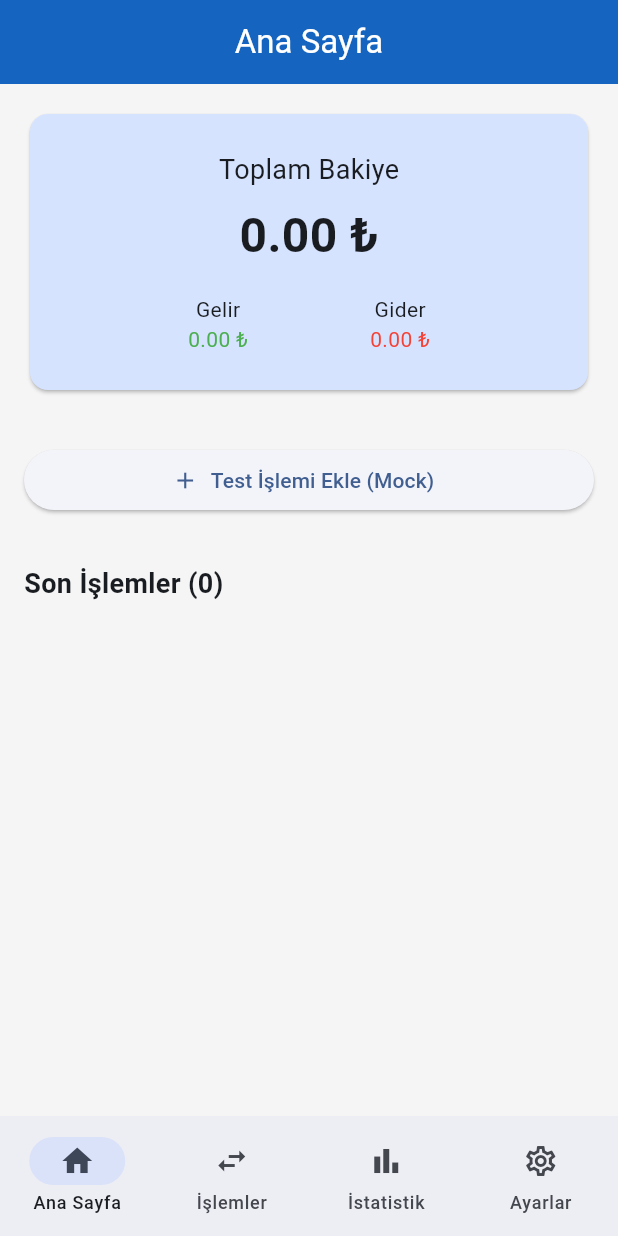
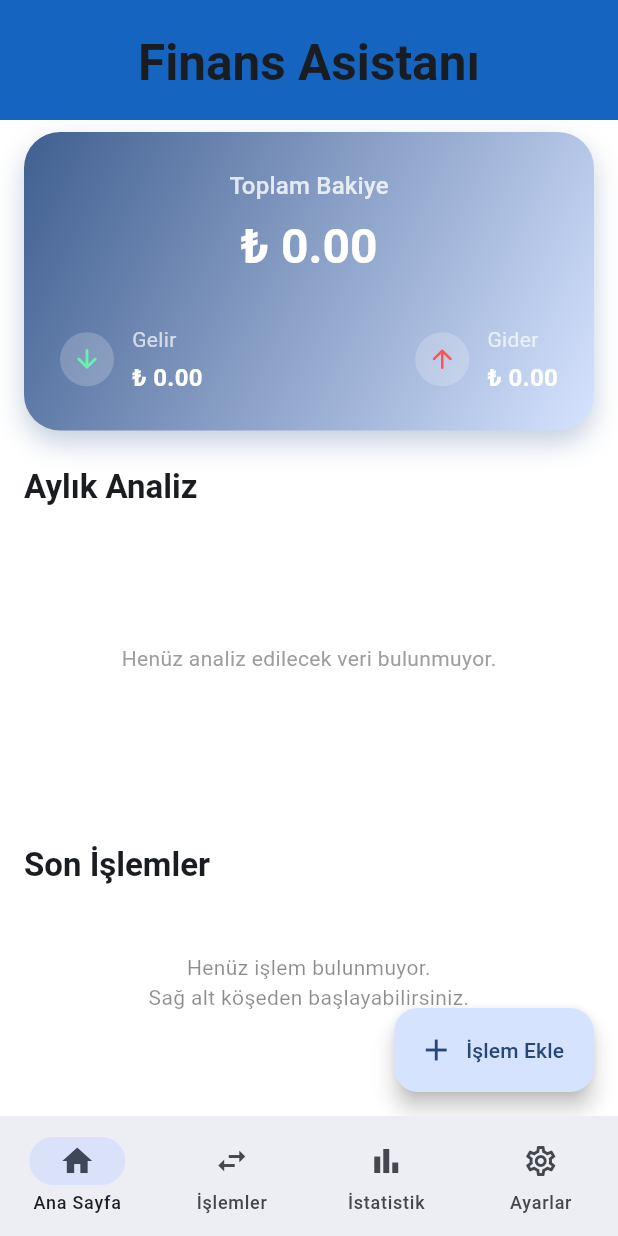
Before and after one commit to FurkanOguzgoksu/finans_app, a Flutter app: the screen it shows after launch, on a phone screen of 412 x 824 dp. Run offline on Flutter 3.47's test engine with Material 3 defaults, Android fonts, the phone set to English and light mode, and no system bars; our stand-ins replace cloud_firestore, fl_chart, go_router, sqflite; accounts and stored records are empty.

Commit message:
Hafta 5: Dashboard sayfasi tasarimi ve ResponsiveLayout entegrasyonu

```diff
--- a/lib/screens/home_screen.dart
+++ b/lib/screens/home_screen.dart
@@ -3,119 +3,222 @@ import 'package:provider/provider.dart';
 import '../providers/transaction_provider.dart';
 import '../models/transaction.dart' as models;
 
-/// Ana Ekran - Uygulama açılışında gösterilen dashboard
+// UI Bileşenleri (Widgets)
+import '../widgets/summary_card.dart';
+import '../widgets/dashboard_chart.dart';
+import '../widgets/transaction_list_item.dart';
+import '../utils/responsive_layout.dart';
+
 class HomeScreen extends StatelessWidget {
   const HomeScreen({super.key});
 
   @override
   Widget build(BuildContext context) {
     return Scaffold(
-      appBar: AppBar(
-        title: const Text('Ana Sayfa'),
-        centerTitle: true,
-      ),
+      backgroundColor: Theme.of(context).colorScheme.surface,
       body: Consumer<TransactionProvider>(
         builder: (context, provider, child) {
           if (provider.isLoading) {
             return const Center(child: CircularProgressIndicator());
           }
 
-          return ListView(
-            padding: const EdgeInsets.all(16),
-            children: [
-              // Bakiye Kartı (Geçici)
-              Card(
-                color: Theme.of(context).colorScheme.primaryContainer,
-                child: Padding(
-                  padding: const EdgeInsets.all(24.0),
+          final transactions = provider.transactions;
+
+          return ResponsiveLayout(
+            mobileScaffold: _buildMobileLayout(context, provider, transactions),
+            tabletScaffold: _buildTabletLayout(context, provider, transactions),
+          );
+        },
+      ),
+      floatingActionButton: FloatingActionButton.extended(
+        onPressed: () {
+          _showMockAddDialog(context);
+        },
+        icon: const Icon(Icons.add),
+        label: const Text('İşlem Ekle'),
+      ),
+    );
+  }
+
+  /// Telefon ve Dikey Ekranlar İçin Yapı
+  Widget _buildMobileLayout(
+      BuildContext context, TransactionProvider provider, List<models.Transaction> transactions) {
+    return CustomScrollView(
+      slivers: [
+        _buildSliverAppBar(context),
+        SliverToBoxAdapter(
+          child: Padding(
+            padding: const EdgeInsets.symmetric(horizontal: 16.0),
+            child: Column(
+              crossAxisAlignment: CrossAxisAlignment.start,
+              children: [
+                const SizedBox(height: 8),
+                SummaryCard(
+                  totalIncome: provider.totalIncome,
+                  totalExpense: provider.totalExpense,
+                  balance: provider.balance,
+                ),
+                const SizedBox(height: 24),
+                _buildSectionTitle(context, 'Aylık Analiz'),
+                const DashboardChart(),
+                const SizedBox(height: 24),
+                _buildSectionTitle(context, 'Son İşlemler'),
+                const SizedBox(height: 12),
+              ],
+            ),
+          ),
+        ),
+        _buildTransactionsSliverList(context, provider, transactions),
+        const SliverToBoxAdapter(child: SizedBox(height: 80)),
+      ],
+    );
+  }
+
+  /// Tablet ve Web/Geniş Ekranlar İçin Yapı
+  Widget _buildTabletLayout(
+      BuildContext context, TransactionProvider provider, List<models.Transaction> transactions) {
+    return CustomScrollView(
+      slivers: [
+        _buildSliverAppBar(context),
+        SliverPadding(
+          padding: const EdgeInsets.all(16.0),
+          sliver: SliverToBoxAdapter(
+            child: Row(
+              crossAxisAlignment: CrossAxisAlignment.start,
+              children: [
+                // Sol Taraf: Kart ve Grafik
+                Expanded(
+                  flex: 1,
                   child: Column(
+                    crossAxisAlignment: CrossAxisAlignment.start,
                     children: [
-                      const Text('Toplam Bakiye', style: TextStyle(fontSize: 18)),
-                      const SizedBox(height: 8),
-                      Text(
-                        '${provider.balance.toStringAsFixed(2)} ₺',
-                        style: const TextStyle(
-                            fontSize: 32, fontWeight: FontWeight.bold),
+                      SummaryCard(
+                        totalIncome: provider.totalIncome,
+                        totalExpense: provider.totalExpense,
+                        balance: provider.balance,
                       ),
-                      const SizedBox(height: 16),
-                      Row(
-                        mainAxisAlignment: MainAxisAlignment.spaceEvenly,
-                        children: [
-                          Column(
-                            children: [
-                              const Text('Gelir'),
-                              Text(
-                                '${provider.totalIncome.toStringAsFixed(2)} ₺',
-                                style: const TextStyle(color: Colors.green),
-                              ),
-                            ],
-                          ),
-                          Column(
-                            children: [
-                              const Text('Gider'),
-                              Text(
-                                '${provider.totalExpense.toStringAsFixed(2)} ₺',
-                                style: const TextStyle(color: Colors.red),
-                              ),
-                            ],
-                          ),
-                        ],
-                      )
+                      const SizedBox(height: 24),
+                      _buildSectionTitle(context, 'Aylık Analiz'),
+                      const DashboardChart(),
                     ],
                   ),
                 ),
-              ),
+                const SizedBox(width: 32),
+                // Sağ Taraf: Geçmiş İşlemler Listesi
+                Expanded(
+                  flex: 1,
+                  child: Column(
+                    crossAxisAlignment: CrossAxisAlignment.start,
+                    children: [
+                      _buildSectionTitle(context, 'Son İşlemler'),
+                      const SizedBox(height: 16),
+                      if (transactions.isEmpty)
+                        const Center(child: Text("Henüz işlem yok."))
+                      else
+                        ListView.builder(
+                          physics: const NeverScrollableScrollPhysics(),
+                          shrinkWrap: true,
+                          itemCount: transactions.length,
+                          itemBuilder: (context, index) {
+                            final tx = transactions[index];
+                            return TransactionListItem(
+                              transaction: tx,
+                              onDelete: () {
+                                if (tx.id != null) provider.deleteTransaction(tx.id!);
+                              },
+                            );
+                          },
+                        ),
+                    ],
+                  ),
+                ),
+              ],
+            ),
+          ),
+        ),
+        const SliverToBoxAdapter(child: SizedBox(height: 80)),
+      ],
+    );
+  }
 
-              const SizedBox(height: 32),
-
-              // Mock Veri Ekleme Butonu
-              ElevatedButton.icon(
-                icon: const Icon(Icons.add),
-                label: const Text('Test İşlemi Ekle (Mock)'),
-                onPressed: () {
-                  // Rastgele gelir veya gider oluşturarak test ediyoruz
-                  final isIncome = DateTime.now().second % 2 == 0;
-
-                  final mockTransaction = models.Transaction(
-                    title: isIncome ? 'Test Geliri' : 'Test Harcaması',
-                    amount: 250.0,
-                    type: isIncome ? 'gelir' : 'gider',
-                    categoryId: isIncome ? 1 : 2, // 1: Maaş, 2: Market vs. (Seed verisinde var)
-                    date: DateTime.now(),
-                  );
-
-                  // Veritabanına kaydet ve State'i güncelle
-                  provider.addTransaction(mockTransaction);
-                },
-              ),
-
-              const SizedBox(height: 32),
-
-              Text(
-                'Son İşlemler (${provider.transactions.length})',
-                style: const TextStyle(fontSize: 18, fontWeight: FontWeight.bold),
-              ),
-
-              const SizedBox(height: 8),
-
-              // İşlemlerin Listesi
-              ...provider.transactions.map((tx) => ListTile(
-                    leading: Icon(
-                        tx.type == 'gelir' ? Icons.arrow_upward : Icons.arrow_downward,
-                        color: tx.type == 'gelir' ? Colors.green : Colors.red),
-                    title: Text(tx.title),
-                    subtitle: Text(tx.date.toString().substring(0, 10)),
-                    trailing: Text('${tx.amount} ₺'),
-                    onLongPress: () {
-                      if (tx.id != null) {
-                        provider.deleteTransaction(tx.id!);
-                      }
-                    },
-                  )).toList(),
-            ],
-          );
-        },
+  SliverAppBar _buildSliverAppBar(BuildContext context) {
+    return SliverAppBar(
+      expandedHeight: 80.0,
+      floating: true,
+      pinned: true,
+      flexibleSpace: FlexibleSpaceBar(
+        title: Text(
+          'Finans Asistanı',
+          style: TextStyle(
+            color: Theme.of(context).colorScheme.onSurface,
+            fontWeight: FontWeight.bold,
+          ),
+        ),
+        centerTitle: true,
       ),
     );
   }
+
+  Widget _buildSectionTitle(BuildContext context, String title) {
+    return Text(
+      title,
+      style: Theme.of(context).textTheme.titleLarge?.copyWith(fontWeight: FontWeight.bold),
+    );
+  }
+
+  Widget _buildTransactionsSliverList(
+      BuildContext context, TransactionProvider provider, List<models.Transaction> transactions) {
+    if (transactions.isEmpty) {
+      return SliverToBoxAdapter(
+        child: Center(
+          child: Padding(
+            padding: const EdgeInsets.all(32.0),
+            child: Text(
+              'Henüz işlem bulunmuyor.\nSağ alt köşeden başlayabilirsiniz.',
+              textAlign: TextAlign.center,
+              style: TextStyle(
+                  color: Theme.of(context).colorScheme.onSurface.withOpacity(0.5)),
+            ),
+          ),
+        ),
+      );
+    }
+
+    return SliverPadding(
+      padding: const EdgeInsets.symmetric(horizontal: 16.0),
+      sliver: SliverList(
+        delegate: SliverChildBuilderDelegate(
+          (context, index) {
+            final tx = transactions[index];
+            return TransactionListItem(
+              transaction: tx,
+              onDelete: () {
+                if (tx.id != null) provider.deleteTransaction(tx.id!);
+              },
+            );
+          },
+          childCount: transactions.length,
+        ),
+      ),
+    );
+  }
+
+  // Hızlı test için pop-up (mock ekle) mekanizması
+  void _showMockAddDialog(BuildContext context) {
+    final provider = Provider.of<TransactionProvider>(context, listen: false);
+    final isIncome = DateTime.now().second % 2 == 0;
+
+    final mockTx = models.Transaction(
+      title: isIncome ? 'Test Geliri' : 'Fatura/Market (Test)',
+      amount: 450.0,
+      type: isIncome ? 'gelir' : 'gider',
+      categoryId: isIncome ? 1 : 2,
+      date: DateTime.now(),
+    );
+    provider.addTransaction(mockTx);
+
+    ScaffoldMessenger.of(context).showSnackBar(
+       const SnackBar(content: Text('Test İşlemi Eklendi!')),
+    );
+  }
 }
--- /dev/null
+++ b/lib/utils/responsive_layout.dart
@@ -0,0 +1,26 @@
+import 'package:flutter/material.dart';
+
+class ResponsiveLayout extends StatelessWidget {
+  final Widget mobileScaffold;
+  final Widget tabletScaffold;
+
+  const ResponsiveLayout({
+    super.key,
+    required this.mobileScaffold,
+    required this.tabletScaffold,
+  });
+
+  @override
+  Widget build(BuildContext context) {
+    return LayoutBuilder(
+      builder: (context, constraints) {
+        // Genişlik 600'den küçükse mobil, büyükse tablet/web görünümü
+        if (constraints.maxWidth < 600) {
+          return mobileScaffold;
+        } else {
+          return tabletScaffold;
+        }
+      },
+    );
+  }
+}
```
